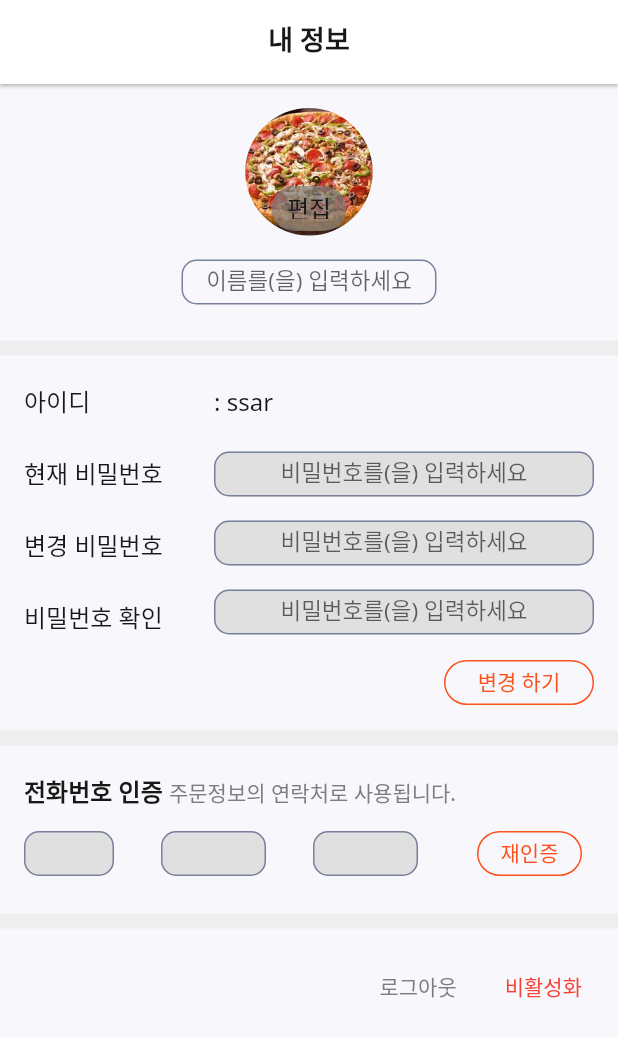
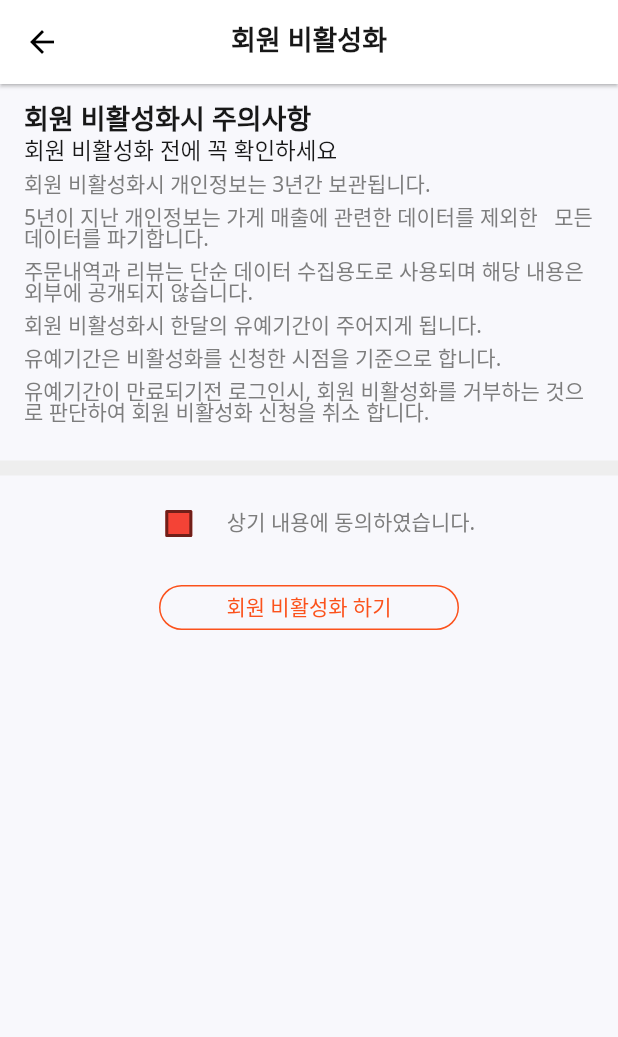
Before and after one commit to Sylar0012/final_project_beamin_app, a Flutter app: the InfoUpdate screen opened directly, after a tap on "비활성화", on a phone screen of 412 x 824 dp. Shown: the top 1037 px of the screen. Run offline on Flutter 3.47's test engine with Material 2 defaults, Android fonts, the phone set to English and light mode, and no system bars; our stand-ins replace card_swiper, google_fonts.

Commit message:
회원 비활성화 페이지 완성

```diff
--- /dev/null
+++ b/lib/view/pages/user_inactive/user_inactive.dart
@@ -0,0 +1,119 @@
+import 'package:final_project_beamin_app/constants.dart';
+import 'package:final_project_beamin_app/size.dart';
+import 'package:final_project_beamin_app/theme.dart';
+import 'package:flutter/material.dart';
+
+class UserInactive extends StatefulWidget {
+  const UserInactive({Key? key}) : super(key: key);
+
+  @override
+  State<UserInactive> createState() => _UserInactiveState();
+}
+
+class _UserInactiveState extends State<UserInactive> {
+  bool isChecked = false;
+  @override
+  Widget build(BuildContext context) {
+    return Scaffold(
+      appBar: _buildAppBar(),
+      body: ListView(
+        children: [
+          Padding(
+            padding: const EdgeInsets.all(gap_s),
+            child: Column(
+              crossAxisAlignment: CrossAxisAlignment.start,
+              children: [
+                Text("회원 비활성화시 주의사항", style: textTheme().headline1),
+                SizedBox(height: gap_xxs),
+                Text("회원 비활성화 전에 꼭 확인하세요", style: textTheme().subtitle1),
+                SizedBox(height: gap_xs),
+                Text("회원 비활성화시 개인정보는 3년간 보관됩니다."),
+                SizedBox(height: gap_xs),
+                Text("5년이 지난 개인정보는 가게 매출에 관련한 데이터를 제외한   모든 데이터를 파기합니다."),
+                SizedBox(height: gap_xs),
+                Text("주문내역과 리뷰는 단순 데이터 수집용도로 사용되며 해당 내용은 외부에 공개되지 않습니다."),
+                SizedBox(height: gap_xs),
+                Text("회원 비활성화시 한달의 유예기간이 주어지게 됩니다. "),
+                SizedBox(height: gap_xs),
+                Text("유예기간은 비활성화를 신청한 시점을 기준으로 합니다."),
+                SizedBox(height: gap_xs),
+                Text("유예기간이 만료되기전 로그인시, 회원 비활성화를 거부하는 것으로 판단하여 회원 비활성화 신청을 취소 합니다."),
+                SizedBox(height: gap_xs),
+              ],
+            ),
+          ),
+          Divider(
+            height: 10,
+            thickness: 10,
+            color: Colors.grey[200],
+          ),
+          SizedBox(height: gap_xs),
+          Row(
+            mainAxisAlignment: MainAxisAlignment.center,
+            children: [
+              _bulidInactiveCheckBox(),
+              SizedBox(width: gap_xs),
+              Text("상기 내용에 동의하였습니다."),
+            ],
+          ),
+          SizedBox(height: gap_xs),
+          Align(
+            alignment: Alignment.center,
+            child: TextButton(
+              onPressed: () {},
+              child: Container(
+                width: 200,
+                height: 30,
+                decoration: BoxDecoration(
+                  border: Border.all(width: 1, color: kMainColor),
+                  borderRadius: BorderRadius.circular(20),
+                ),
+                child: Text(
+                  textAlign: TextAlign.center,
+                  '회원 비활성화 하기',
+                  style: TextStyle(color: kMainColor, fontSize: 14, height: 1.7),
+                ),
+              ),
+            ),
+          ),
+        ],
+      ),
+    );
+  }
+
+  Widget _bulidInactiveCheckBox() {
+    Color getColor(Set<MaterialState> states) {
+      const Set<MaterialState> interactiveStates = <MaterialState>{
+        MaterialState.pressed,
+        MaterialState.hovered,
+        MaterialState.focused,
+      };
+      if (states.any(interactiveStates.contains)) {
+        return Colors.blue;
+      }
+      return Colors.red;
+    }
+
+    return Checkbox(
+      checkColor: Colors.white,
+      fillColor: MaterialStateProperty.resolveWith(getColor),
+      value: isChecked,
+      onChanged: (bool? value) {
+        setState(() {
+          isChecked = value!;
+        });
+      },
+    );
+  }
+}
+
+AppBar _buildAppBar() {
+  return AppBar(
+    iconTheme: IconThemeData(
+      color: Colors.black,
+    ),
+    title: Text("회원 비활성화", style: textTheme().headline1),
+    centerTitle: true,
+    elevation: 1.0,
+  );
+}
--- a/lib/view/pages/user_info/info_update.dart
+++ b/lib/view/pages/user_info/info_update.dart
@@ -1,6 +1,7 @@
 import 'package:final_project_beamin_app/constants.dart';
 import 'package:final_project_beamin_app/size.dart';
 import 'package:final_project_beamin_app/theme.dart';
+import 'package:final_project_beamin_app/view/pages/user_inactive/user_inactive.dart';
 import 'package:flutter/material.dart';
 
 class InfoUpdate extends StatefulWidget {
@@ -91,7 +92,7 @@ class _InfoUpdateState extends State<InfoUpdate> {
                   child: Column(
                     crossAxisAlignment: CrossAxisAlignment.start,
                     children: [
-                      Text(": ssar", style: textTheme().bodyText1),
+                      Text("ssar", style: textTheme().bodyText1),
                       SizedBox(height: gap_m),
                       Container(
                         width: 300,
@@ -223,6 +224,60 @@ class _InfoUpdateState extends State<InfoUpdate> {
             thickness: 10,
             color: Colors.grey[200],
           ),
+          SizedBox(height: gap_m),
+          Padding(
+            padding: EdgeInsets.symmetric(horizontal: gap_s),
+            child: Row(
+              children: [
+                Text.rich(
+                  TextSpan(children: [
+                    TextSpan(text: "주소 변경 ", style: textTheme().headline2),
+                    TextSpan(text: "배달 받으실 주소로 사용됩니다.", style: textTheme().bodyText2),
+                  ]),
+                ),
+              ],
+            ),
+          ),
+          SizedBox(height: gap_s),
+          Padding(
+            padding: const EdgeInsets.symmetric(horizontal: gap_s),
+            child: Container(
+              width: 200,
+              height: 30,
+              decoration: BoxDecoration(
+                color: Colors.grey[300],
+                borderRadius: BorderRadius.circular(10),
+              ),
+              child: _buildTextFormField("주소"),
+            ),
+          ),
+          Padding(
+            padding: const EdgeInsets.symmetric(horizontal: gap_xs, vertical: gap_xs),
+            child: Align(
+              alignment: Alignment.topRight,
+              child: TextButton(
+                onPressed: () {},
+                child: Container(
+                  width: 100,
+                  height: 30,
+                  decoration: BoxDecoration(
+                    border: Border.all(width: 1, color: kMainColor),
+                    borderRadius: BorderRadius.circular(20),
+                  ),
+                  child: Text(
+                    textAlign: TextAlign.center,
+                    '변경 하기',
+                    style: TextStyle(color: kMainColor, fontSize: 14, height: 1.7),
+                  ),
+                ),
+              ),
+            ),
+          ),
+          Divider(
+            height: 10,
+            thickness: 10,
+            color: Colors.grey[200],
+          ),
           SizedBox(height: gap_s),
           Padding(
             padding: const EdgeInsets.symmetric(horizontal: gap_s),
@@ -231,10 +286,15 @@ class _InfoUpdateState extends State<InfoUpdate> {
               children: [
                 TextButton(onPressed: () {}, child: Text("로그아웃", style: textTheme().bodyText2)),
                 SizedBox(width: gap_s),
-                TextButton(onPressed: () {}, child: Text("비활성화", style: TextStyle(color: Colors.red, fontSize: 14, height: 1.0))),
+                TextButton(
+                    onPressed: () {
+                      Navigator.push(context, MaterialPageRoute(builder: (context) => UserInactive()));
+                    },
+                    child: Text("비활성화", style: TextStyle(color: Colors.red[600], fontSize: 14, height: 1.0))),
               ],
             ),
-          )
+          ),
+          SizedBox(height: gap_s),
         ],
       ),
     );
```
